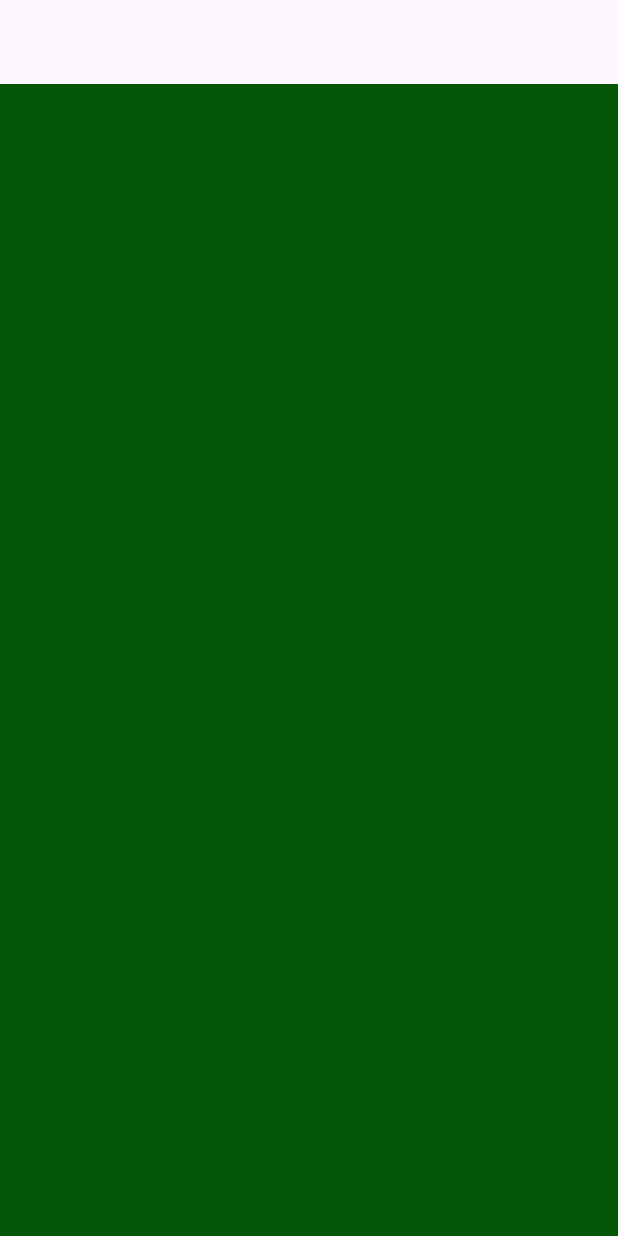
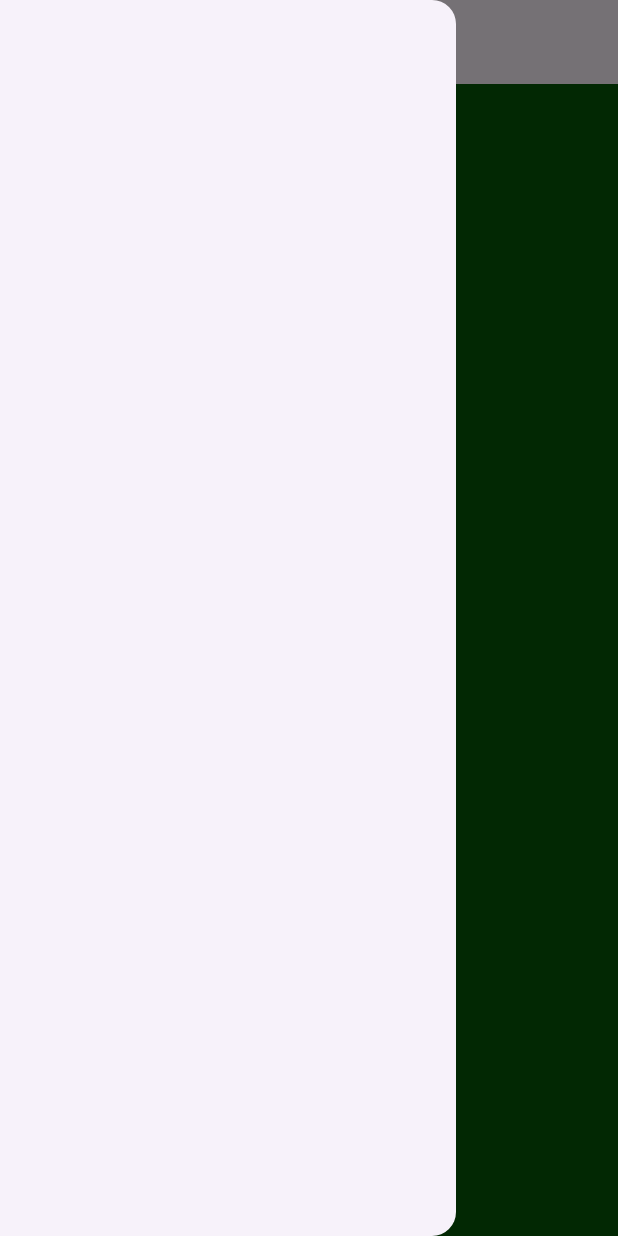
Before and after one commit to Akashnagraj/Akash_Codepur, a Flutter app: the screen it shows after launch, with the side drawer open (before the commit the screen has no drawer), on a phone screen of 412 x 824 dp. Run offline on Flutter 3.47's test engine with Material 3 defaults, Android fonts, the phone set to English and light mode, and no system bars; our stand-ins replace google_nav_bar.

Commit message:
something completed

```diff
--- a/lib/pages/codepur.dart
+++ b/lib/pages/codepur.dart
@@ -12,7 +12,11 @@ class _CodePurFlutterState extends State<CodePurFlutter> {
   Widget build(BuildContext context) {
     return Scaffold(
       backgroundColor: const Color.fromARGB(255, 5, 87, 7),
-      appBar: AppBar(),
+      appBar: AppBar(
+        title: Text("V I S W A B H I S H E K"),
+      ),
+      body: Container(),
+      drawer: Drawer(),
     );
   }
 }
```
